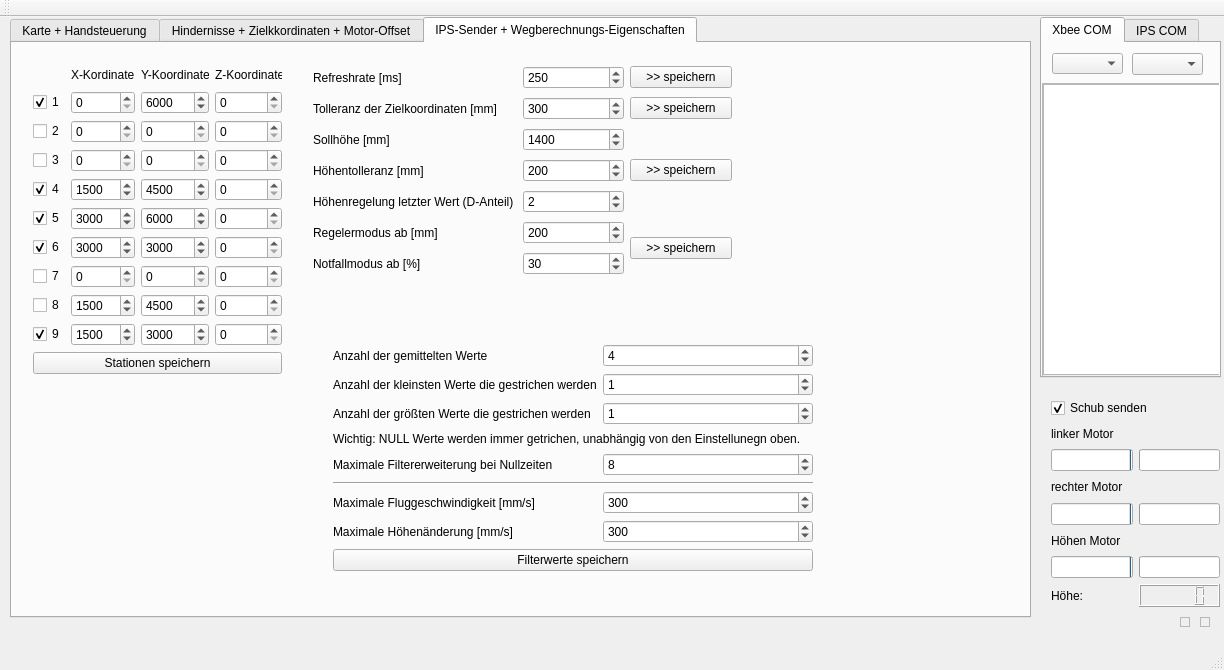
First picture: the form in mainwindow.ui, repository Koerner/Sturzflug-at-daedalus.ei.tum.de, before the edit.
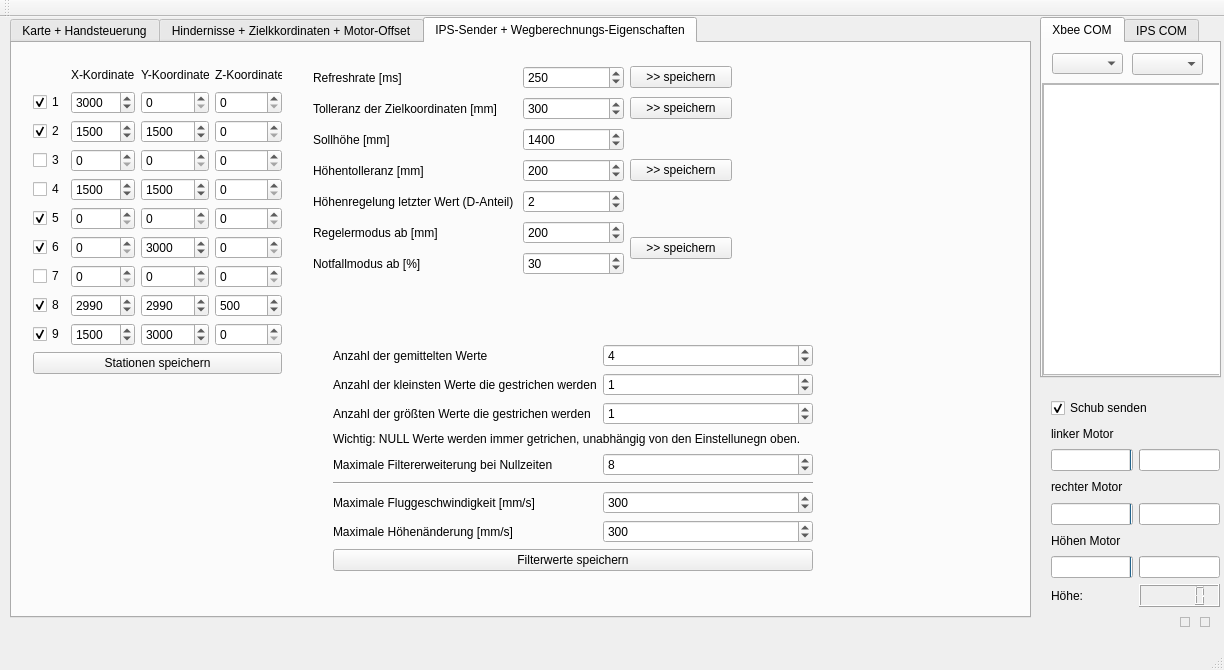
Second picture: the form after the edit. The open tabs and pages were chosen to show the change.

The edit to the form file:
```diff
--- a/mainwindow.ui
+++ b/mainwindow.ui
@@ -1299,6 +1299,9 @@
          <property name="maximum">
           <number>99999</number>
          </property>
+         <property name="value">
+          <number>1500</number>
+         </property>
         </widget>
        </item>
        <item row="7" column="2">
@@ -1313,6 +1316,9 @@
          <property name="maximum">
           <number>99999</number>
          </property>
+         <property name="value">
+          <number>1500</number>
+         </property>
         </widget>
        </item>
        <item row="1" column="1">
@@ -1320,6 +1326,9 @@
          <property name="maximum">
           <number>99999</number>
          </property>
+         <property name="value">
+          <number>3000</number>
+         </property>
         </widget>
        </item>
        <item row="8" column="1">
@@ -1328,7 +1337,7 @@
           <number>99999</number>
          </property>
          <property name="value">
-          <number>1500</number>
+          <number>2990</number>
          </property>
         </widget>
        </item>
@@ -1338,7 +1347,7 @@
           <number>99999</number>
          </property>
          <property name="value">
-          <number>3000</number>
+          <number>0</number>
          </property>
         </widget>
        </item>
@@ -1379,7 +1388,7 @@
           <number>99999</number>
          </property>
          <property name="value">
-          <number>4500</number>
+          <number>2990</number>
          </property>
         </widget>
        </item>
@@ -1389,7 +1398,7 @@
           <number>99999</number>
          </property>
          <property name="value">
-          <number>6000</number>
+          <number>0</number>
          </property>
         </widget>
        </item>
@@ -1441,7 +1450,7 @@
           <number>99999</number>
          </property>
          <property name="value">
-          <number>3000</number>
+          <number>0</number>
          </property>
         </widget>
        </item>
@@ -1460,6 +1469,9 @@
          <property name="maximum">
           <number>99999</number>
          </property>
+         <property name="value">
+          <number>500</number>
+         </property>
         </widget>
        </item>
        <item row="4" column="2">
@@ -1468,7 +1480,7 @@
           <number>99999</number>
          </property>
          <property name="value">
-          <number>4500</number>
+          <number>1500</number>
          </property>
         </widget>
        </item>
@@ -1485,7 +1497,7 @@
           <number>99999</number>
          </property>
          <property name="value">
-          <number>6000</number>
+          <number>0</number>
          </property>
         </widget>
        </item>
@@ -1558,6 +1570,9 @@
          <property name="text">
           <string>2</string>
          </property>
+         <property name="checked">
+          <bool>true</bool>
+         </property>
         </widget>
        </item>
        <item row="3" column="0">
@@ -1576,7 +1591,7 @@
           <string>4</string>
          </property>
          <property name="checked">
-          <bool>true</bool>
+          <bool>false</bool>
          </property>
         </widget>
        </item>
@@ -1613,7 +1628,7 @@
           <string>8</string>
          </property>
          <property name="checked">
-          <bool>false</bool>
+          <bool>true</bool>
          </property>
         </widget>
        </item>
```
Left out of the diff: 10 changed lines with no effect on the pictures.
